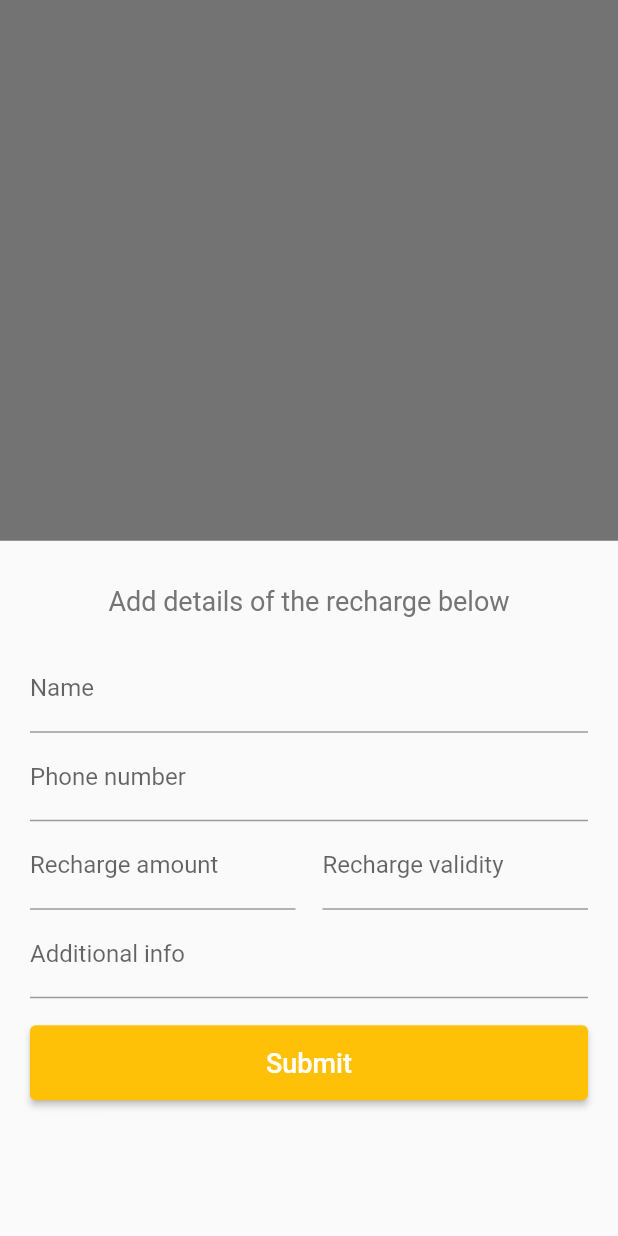
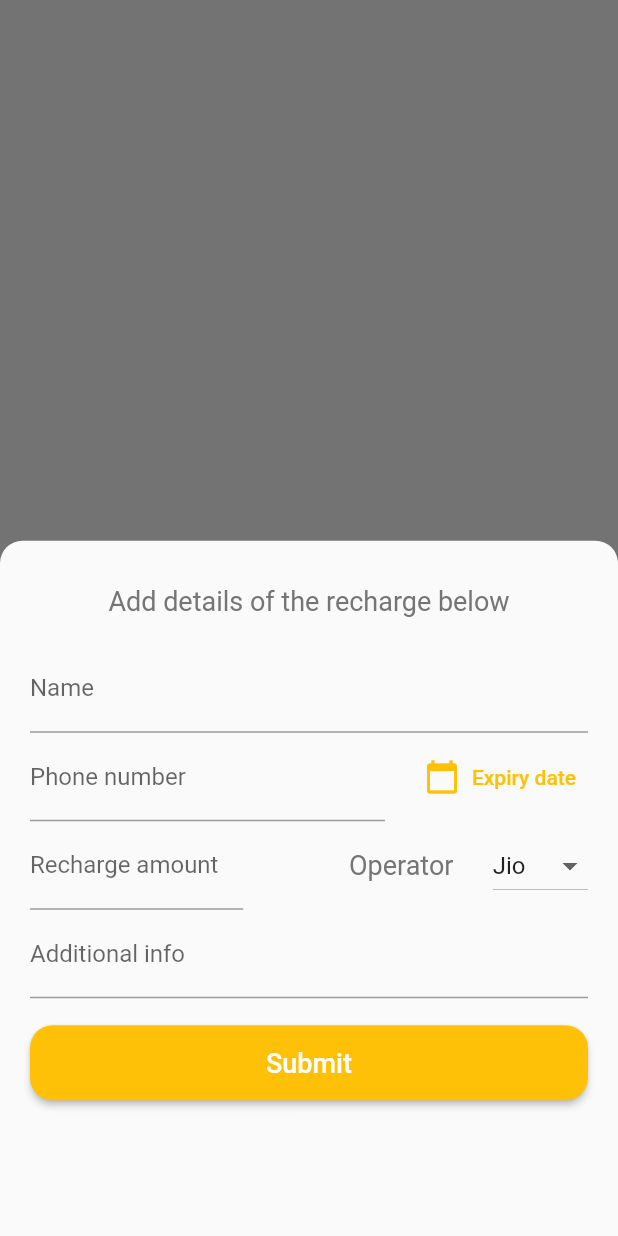
Before and after one commit to farhanutk/Recharge-Reminder-App, a Flutter app: the screen it shows after launch, after a tap on the "add" icon, on a phone screen of 412 x 824 dp. Run offline on Flutter 3.47's test engine with Material 2 defaults, Android fonts, the phone set to English and light mode, and no system bars; our stand-ins replace hive_flutter; accounts and stored records are empty.

Commit message:
now Expiry Date is stored instead of Validity

```diff
--- a/lib/bottom_menu.dart
+++ b/lib/bottom_menu.dart
@@ -1,7 +1,7 @@
 import 'package:flutter/material.dart';
 
 class BottomMenu extends StatefulWidget {
-  final Function(String, String, String, String, String) addRecharge;
+  final Function(String, String, String, String, String, String) addRecharge;
   BottomMenu(this.addRecharge);
 
   @override
@@ -15,9 +15,13 @@ class _BottomMenuState extends State<BottomMenu> {
 
   final amountController = TextEditingController();
 
-  final validityController = TextEditingController();
+  DateTime? date;
+
+  late String stringDate;
 
   final infoController = TextEditingController();
+
+  String operator = 'Jio';
 
   @override
   Widget build(BuildContext context) {
@@ -43,15 +47,38 @@ class _BottomMenuState extends State<BottomMenu> {
               labelText: 'Name',
             ),
           ),
-          TextField(
+          Row(
+            children: [
+              Flexible(
+                child: TextField(
                   controller: numberController,
                   decoration: InputDecoration(
                     labelText: 'Phone number',
                   ),
                   keyboardType: TextInputType.phone,
                 ),
+              ),
+              SizedBox(
+                width: 18.0,
+              ),
+              TextButton.icon(
+                onPressed: () async {
+                  date = await showDatePicker(
+                    context: context,
+                    initialDate: DateTime.now(),
+                    firstDate: DateTime.now(),
+                    lastDate: DateTime(2222),
+                  );
+                  stringDate = date.toString();
+                },
+                icon: Icon(Icons.calendar_today),
+                label: Text('Expiry date'),
+              ),
+            ],
+          ),
           Row(
             mainAxisAlignment: MainAxisAlignment.spaceBetween,
+            crossAxisAlignment: CrossAxisAlignment.center,
             children: [
               Flexible(
                 child: TextField(
@@ -66,14 +93,41 @@ class _BottomMenuState extends State<BottomMenu> {
               SizedBox(
                 width: 18.0,
               ),
+              Text(
+                'Operator',
+                textAlign: TextAlign.center,
+                style: TextStyle(
+                  fontSize: 18.0,
+                  color: Colors.grey[600],
+                ),
+              ),
               Flexible(
-                child: TextField(
-                  controller: validityController,
-                  decoration: InputDecoration(
-                    labelText: 'Recharge validity',
-                    hintText: 'in days',
-                  ),
-                  keyboardType: TextInputType.number,
+                // child: TextField(
+                //   controller: validityController,
+                //   decoration: InputDecoration(
+                //     labelText: 'Recharge validity',
+                //     hintText: 'in days',
+                //   ),
+                //   keyboardType: TextInputType.number,
+                // ),
+                child: DropdownButton<String>(
+                  value: operator,
+                  items: <String>[
+                    'Jio',
+                    'Airtel',
+                    'Vi',
+                    'BSNL',
+                  ].map<DropdownMenuItem<String>>((String value) {
+                    return DropdownMenuItem<String>(
+                      value: value,
+                      child: Text(value),
+                    );
+                  }).toList(),
+                  onChanged: (String? newValue) {
+                    setState(() {
+                      operator = newValue!;
+                    });
+                  },
                 ),
               ),
             ],
@@ -93,8 +147,10 @@ class _BottomMenuState extends State<BottomMenu> {
               nameController.text,
               numberController.text,
               amountController.text,
-                validityController.text,
-                infoController.text),
+              stringDate,
+              infoController.text,
+              operator,
+            ),
             child: Text(
               'Submit',
               style: TextStyle(
@@ -104,6 +160,9 @@ class _BottomMenuState extends State<BottomMenu> {
             ),
             style: ElevatedButton.styleFrom(
               minimumSize: const Size.fromHeight(50),
+              shape: RoundedRectangleBorder(
+                borderRadius: BorderRadius.circular(15),
+              ),
             ),
           )
         ],
--- a/lib/main.dart
+++ b/lib/main.dart
@@ -17,6 +17,9 @@ class RechargeReminderApp extends StatelessWidget {
       title: 'Recharge Reminder App',
       theme: ThemeData(
         primarySwatch: Colors.amber,
+        dialogTheme: const DialogTheme(
+            shape: RoundedRectangleBorder(
+                borderRadius: BorderRadius.all(Radius.circular(15)))),
       ),
       home: Home(),
     );
@@ -71,6 +74,9 @@ class _HomeState extends State<Home> {
                             ),
                             Column(
                               children: recharges.map((recharge) {
+                                print(
+                                    '${DateTime.parse(recharge.date).difference(DateTime.now()).inDays} days remaining');
+                                print(recharge.date + recharge.operator);
                                 return Card(
                                   margin: EdgeInsets.fromLTRB(0, 0, 0, 10),
                                   shape: RoundedRectangleBorder(
@@ -102,12 +108,37 @@ class _HomeState extends State<Home> {
                                                 SizedBox(
                                                   height: 5,
                                                 ),
+                                                Row(
+                                                  children: [
                                                     Text(
                                                       recharge.number,
                                                       style: TextStyle(
                                                         fontSize: 22.0,
                                                         color: Colors.grey[800],
                                                       ),
+                                                    ),
+                                                    Container(
+                                                      margin: EdgeInsets.only(
+                                                          left: 5),
+                                                      padding:
+                                                          EdgeInsets.symmetric(
+                                                              vertical: 3,
+                                                              horizontal: 7),
+                                                      decoration: BoxDecoration(
+                                                        borderRadius:
+                                                            BorderRadius
+                                                                .circular(8),
+                                                        color: Colors.amber[50],
+                                                      ),
+                                                      child: Text(
+                                                        recharge.operator,
+                                                        style: TextStyle(
+                                                          color: Colors.amber,
+                                                          fontSize: 16.0,
+                                                        ),
+                                                      ),
+                                                    ),
+                                                  ],
                                                 ),
                                               ],
                                             ),
@@ -139,7 +170,7 @@ class _HomeState extends State<Home> {
                                               ),
                                             ),
                                             Text(
-                                              '${recharge.date} days',
+                                              formatDate(recharge.date),
                                               style: TextStyle(
                                                 fontSize: 22.0,
                                                 color: Colors.grey[600],
@@ -202,21 +233,26 @@ class _HomeState extends State<Home> {
               onPressed: () {
                 showModalBottomSheet(
                     context: context,
+                    shape: RoundedRectangleBorder(
+                        borderRadius: BorderRadius.only(
+                            topLeft: const Radius.circular(15.0),
+                            topRight: const Radius.circular(15.0))),
                     builder: (context) {
-                      return BottomMenu((
-                        String nameController,
+                      return BottomMenu((String nameController,
                           String numberController,
                           String amountController,
-                        String validityController,
+                          String date,
                           String infoController,
-                      ) {
+                          String operator) {
                         setState(() {
                           putValues(
                             nameController,
                             numberController,
                             amountController,
-                              validityController,
-                              infoController);
+                            date,
+                            infoController,
+                            operator,
+                          );
                         });
                       });
                     });
@@ -240,7 +276,6 @@ class _HomeState extends State<Home> {
       int i;
       for (i = 0; i < rechargeDB.length; i++) {
         recharges.add(await rechargeDB.getAt(i));
-        print(rechargeDB.getAt(i).name);
       }
       return recharges;
     }
@@ -250,16 +285,18 @@ class _HomeState extends State<Home> {
       String nameController,
       String numberController,
       String amountController,
-      String validityController,
-      String infoController) async {
+      String date,
+      String infoController,
+      String operator) async {
     final rechargeDB = await Hive.openBox('recharge_db');
 
     Recharge recharge = Recharge(
         name: nameController,
         number: numberController,
         amount: amountController,
-        date: validityController,
-        info: infoController);
+        date: date,
+        info: infoController,
+        operator: operator);
 
     int _id = await rechargeDB.add(recharge);
 
@@ -281,4 +318,16 @@ class _HomeState extends State<Home> {
     await rechargeDB.delete(rechargeId);
     print(rechargeId);
   }
+
+  String formatDate(String date) {
+    int difference =
+        (DateTime.parse(date).difference(DateTime.now()).inHours / 24).ceil();
+    print('$difference difference');
+    if (difference == 1) {
+      return 'Expiring tomorrow';
+    } else if (difference == 0) {
+      return 'Expiring today';
+    } else
+      return '$difference days remaining';
   }
+}
--- a/lib/recharge.dart
+++ b/lib/recharge.dart
@@ -21,13 +21,17 @@ class Recharge {
   @HiveField(5)
   String info;
 
+  @HiveField(6)
+  String operator;
+
   Recharge(
       {this.id,
       required this.name,
       required this.number,
       required this.amount,
       required this.date,
-      required this.info});
+      required this.info,
+      required this.operator});
   showRecharge() {
     print(name);
   }
```
Also changed, not shown: lib/recharge.g.dart, 1 other file. Lines whose indentation alone changed are shown as unchanged.
